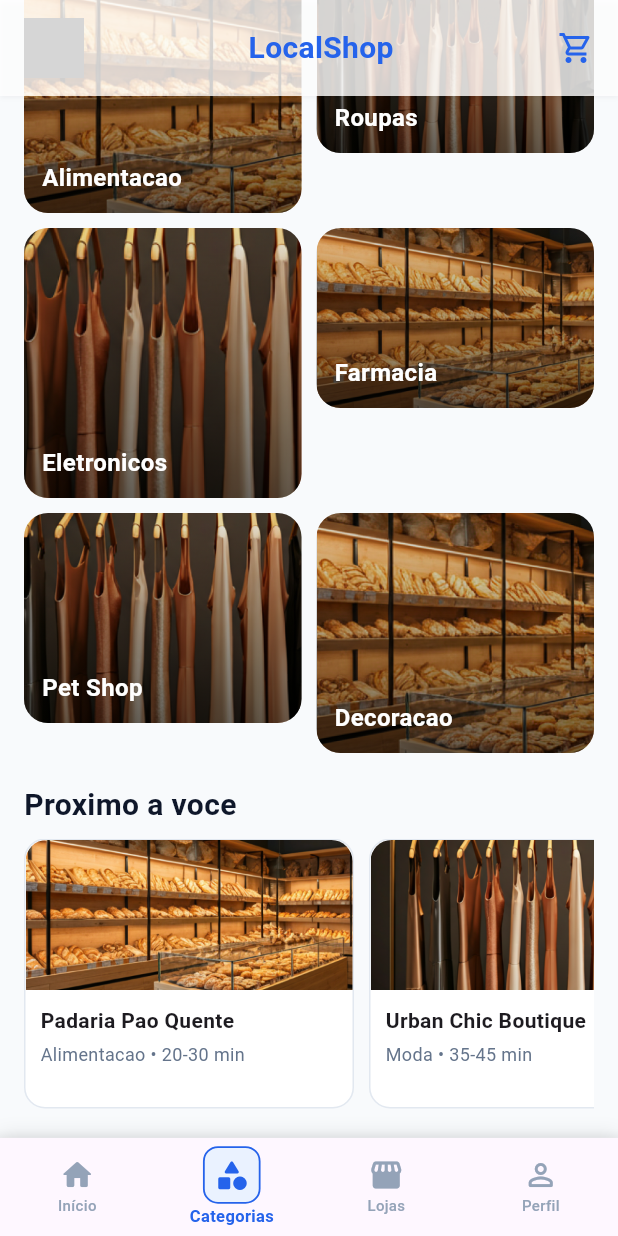
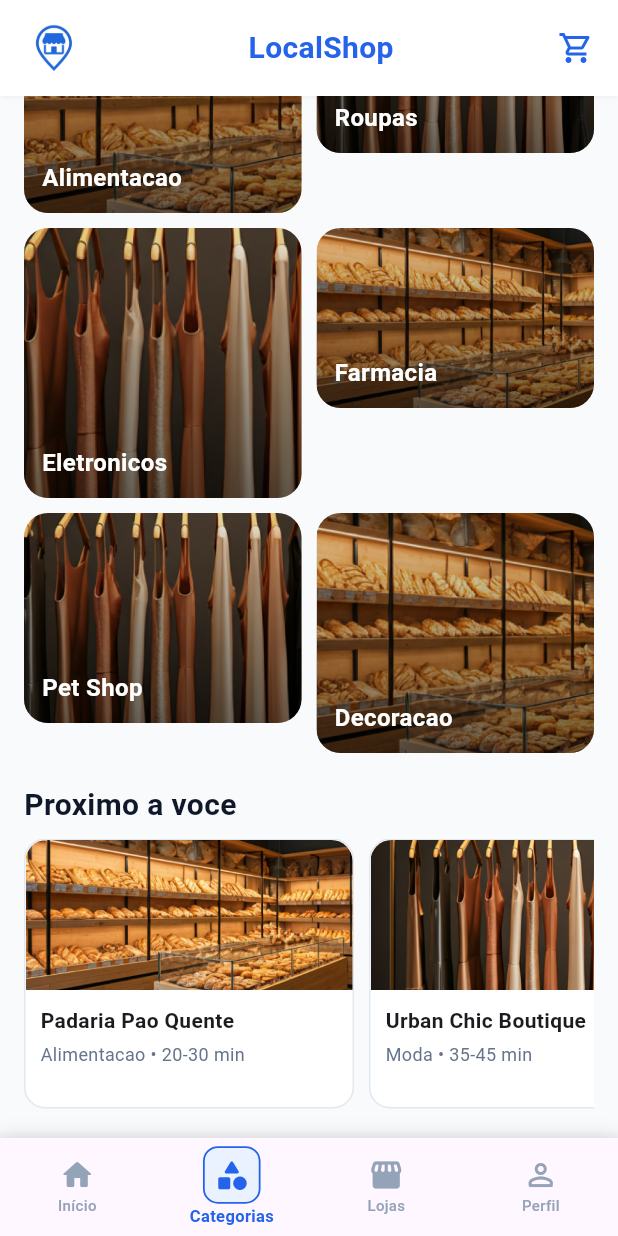
Before and after one commit to Francisco-Simoes-Oliveira/LocalShop, a Flutter app: the CategoriesScreen screen opened by its route, scrolled down 270 dp, on a phone screen of 412 x 824 dp. Run offline on Flutter 3.47's test engine with Material 3 defaults, Android fonts, the phone set to English and light mode, and no system bars; grey boxes are pictures that could not be loaded.

Commit message:
feat: atualizar estilo do CustomHeader e adicionar tratamento de erro na imagem; definir cor de fundo na tela de colaborador

```diff
--- a/lib/core/widgets/custom_appBar.dart
+++ b/lib/core/widgets/custom_appBar.dart
@@ -16,8 +16,9 @@ class CustomHeader extends StatelessWidget implements PreferredSizeWidget {
       width: double.infinity,
       height: 64,
       padding: const EdgeInsets.symmetric(horizontal: 16),
+
       decoration: BoxDecoration(
-        color: Colors.white.withOpacity(0.80),
+        color: Colors.white,
         boxShadow: const [
           BoxShadow(
             color: Color(0x0C000000),
@@ -31,7 +32,11 @@ class CustomHeader extends StatelessWidget implements PreferredSizeWidget {
           /// 🔹 LEFT (leading)
           leading ??
               Image.asset(
-                'assets/img/Logo_LocalShop_icon.png',
+                'assets/img/Logo_localShop_icon.png',
+                errorBuilder: (context, error, stackTrace) {
+                  return Text('ERRO: $error');
+                },
+
                 width: 40,
                 height: 40,
               ),
--- a/lib/features/auth/screens/collaboratoTypeScreen.dart
+++ b/lib/features/auth/screens/collaboratoTypeScreen.dart
@@ -17,6 +17,7 @@
           ),
         ],
       ),
+      backgroundColor: Colors.white,
       body: SingleChildScrollView(
         padding: const EdgeInsets.symmetric(horizontal: 24),
         child: Form(
--- a/lib/main.dart
+++ b/lib/main.dart
@@ -1,8 +1,13 @@
 import 'package:flutter/material.dart';
+import 'package:flutter/services.dart';
 
 import 'package:shoplocal/routes/app_routes.dart';
 
 void main() {
+  WidgetsFlutterBinding.ensureInitialized();
+
+  SystemChrome.setEnabledSystemUIMode(SystemUiMode.immersiveSticky);
+
   runApp(const MyApp());
 }
 
```
Also changed, not shown: 1 other file.
